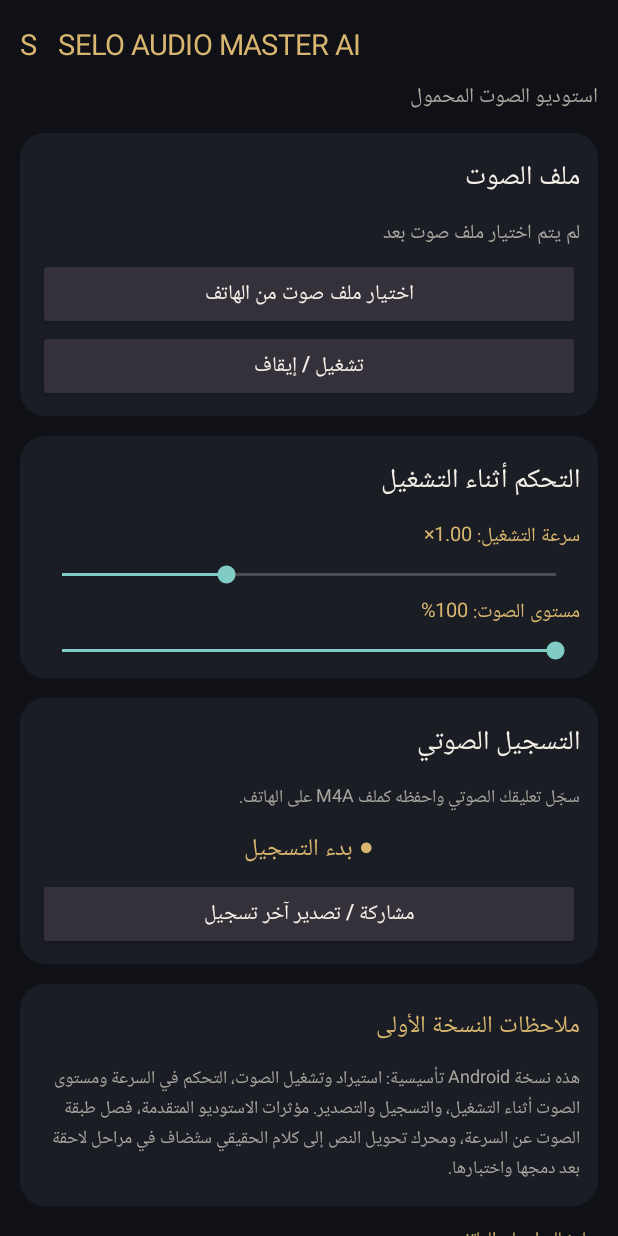
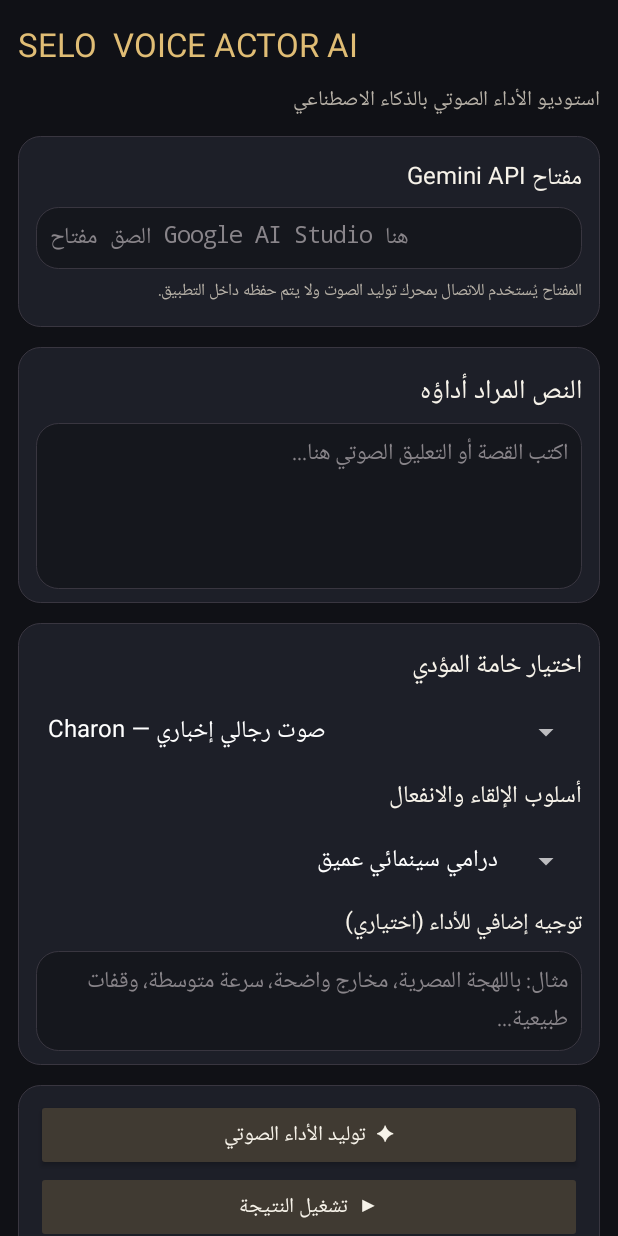
Before and after one commit to mazona00000000-netizen/selo-audio-master-ai4, an Android app: the screen it shows after launch (MainActivity), on a phone screen of 412 x 824 dp. Run offline under Robolectric (Android 15) with nearby library versions, the phone set to English and light mode, and no system bars.

Commit message:
Replace audio recorder MVP with Gemini AI voice actor TTS app

```diff
--- a/app/src/main/java/com/selo/audiomaster/MainActivity.java
+++ b/app/src/main/java/com/selo/audiomaster/MainActivity.java
@@ -1,165 +1,93 @@
 package com.selo.audiomaster;
 
-import android.Manifest;
 import android.app.Activity;
-import android.content.Intent;
-import android.content.pm.PackageManager;
-import android.media.MediaPlayer;
-import android.media.MediaRecorder;
-import android.media.PlaybackParams;
-import android.net.Uri;
-import android.os.Build;
 import android.os.Bundle;
+import android.os.Handler;
+import android.os.Looper;
 import android.view.Gravity;
 import android.view.View;
-import android.widget.Button;
-import android.widget.LinearLayout;
-import android.widget.SeekBar;
-import android.widget.TextView;
-import android.widget.Toast;
-import java.io.File;
-import java.io.IOException;
+import android.widget.*;
+import android.graphics.Color;
+import android.graphics.drawable.GradientDrawable;
+import android.content.*;
+import android.media.MediaPlayer;
+import android.net.Uri;
+import android.provider.MediaStore;
+import android.os.Environment;
+import org.json.*;
+import java.io.*;
+import java.net.*;
 import java.text.SimpleDateFormat;
-import java.util.Date;
-import java.util.Locale;
+import java.util.*;
 
 public class MainActivity extends Activity {
-    private static final int PICK_AUDIO = 41;
-    private static final int REQUEST_MIC = 42;
-    private final int bg = 0xFF101116, panel = 0xFF1B1D25, gold = 0xFFD8B66F, white = 0xFFF4F0E7, muted = 0xFFAAA6A0;
-    private MediaPlayer player;
-    private MediaRecorder recorder;
-    private Uri selectedUri;
-    private File recordingFile;
-    private TextView fileLabel, statusLabel, speedLabel, volumeLabel, recordButton;
-    private float speed = 1.0f, volume = 1.0f;
+  private final int bg=0xFF101116, panel=0xFF1D1F28, gold=0xFFE0BD75, white=0xFFF7F3EA, muted=0xFFB8B2A8;
+  private EditText apiKey, script, style;
+  private Spinner voice, mood;
+  private Button generate, play, export;
+  private TextView status;
+  private byte[] wavBytes;
+  private File wavFile;
+  private MediaPlayer player;
+  private final Handler handler=new Handler(Looper.getMainLooper());
 
-    @Override public void onCreate(Bundle savedInstanceState) {
-        super.onCreate(savedInstanceState);
-        getWindow().setStatusBarColor(bg);
-        getWindow().setNavigationBarColor(bg);
-        buildUi();
-    }
-
-    private TextView text(String value, int size, int color) {
-        TextView t = new TextView(this); t.setText(value); t.setTextSize(size); t.setTextColor(color); t.setPadding(0, 8, 0, 8); return t;
-    }
-    private Button button(String label) {
-        Button b = new Button(this); b.setText(label); b.setTextColor(white); b.setAllCaps(false);
-        b.setBackgroundTintList(android.content.res.ColorStateList.valueOf(0xFF34313A));
-        return b;
-    }
-    private LinearLayout card(LinearLayout root) {
-        LinearLayout box = new LinearLayout(this); box.setOrientation(LinearLayout.VERTICAL); box.setPadding(18, 14, 18, 14);
-        box.setBackgroundTintList(android.content.res.ColorStateList.valueOf(panel));
-        android.graphics.drawable.GradientDrawable shape = new android.graphics.drawable.GradientDrawable();
-        shape.setColor(panel); shape.setCornerRadius(24); shape.setStroke(1, 0xFF38343A); box.setBackground(shape);
-        LinearLayout.LayoutParams lp = new LinearLayout.LayoutParams(-1, -2); lp.setMargins(0, 10, 0, 10); root.addView(box, lp); return box;
-    }
-    private void buildUi() {
-        LinearLayout root = new LinearLayout(this); root.setOrientation(LinearLayout.VERTICAL); root.setPadding(20, 16, 20, 24); root.setBackgroundColor(bg);
-        android.widget.ScrollView scroll = new android.widget.ScrollView(this); scroll.addView(root); setContentView(scroll);
-        TextView brand = text("S   SELO AUDIO MASTER AI", 19, gold); brand.setGravity(Gravity.CENTER_VERTICAL); root.addView(brand);
-        root.addView(text("استوديو الصوت المحمول", 14, muted));
-        LinearLayout fileCard = card(root);
-        fileCard.addView(text("ملف الصوت", 18, white));
-        fileLabel = text("لم يتم اختيار ملف صوت بعد", 13, muted); fileCard.addView(fileLabel);
-        Button choose = button("اختيار ملف صوت من الهاتف"); fileCard.addView(choose);
-        choose.setOnClickListener(v -> { Intent i = new Intent(Intent.ACTION_OPEN_DOCUMENT); i.setType("audio/*"); i.addCategory(Intent.CATEGORY_OPENABLE); startActivityForResult(i, PICK_AUDIO); });
-        Button play = button("تشغيل / إيقاف"); fileCard.addView(play); play.setOnClickListener(v -> togglePlayback());
-        LinearLayout controls = card(root);
-        controls.addView(text("التحكم أثناء التشغيل", 18, white));
-        speedLabel = text("سرعة التشغيل: 1.00×", 13, gold); controls.addView(speedLabel);
-        SeekBar speedBar = new SeekBar(this); speedBar.setMax(150); speedBar.setProgress(50); controls.addView(speedBar);
-        speedBar.setOnSeekBarChangeListener(new SeekBar.OnSeekBarChangeListener() {
-            public void onProgressChanged(SeekBar b, int p, boolean user) { speed = 0.5f + p / 100f; speedLabel.setText(String.format(Locale.US, "سرعة التشغيل: %.2f×", speed)); applyPlayback(); }
-            public void onStartTrackingTouch(SeekBar b) {} public void onStopTrackingTouch(SeekBar b) {}
-        });
-        volumeLabel = text("مستوى الصوت: 100%", 13, gold); controls.addView(volumeLabel);
-        SeekBar volumeBar = new SeekBar(this); volumeBar.setMax(100); volumeBar.setProgress(100); controls.addView(volumeBar);
-        volumeBar.setOnSeekBarChangeListener(new SeekBar.OnSeekBarChangeListener() {
-            public void onProgressChanged(SeekBar b, int p, boolean user) { volume = p / 100f; volumeLabel.setText("مستوى الصوت: " + p + "%"); if (player != null) player.setVolume(volume, volume); }
-            public void onStartTrackingTouch(SeekBar b) {} public void onStopTrackingTouch(SeekBar b) {}
-        });
-        LinearLayout rec = card(root);
-        rec.addView(text("التسجيل الصوتي", 18, white));
-        rec.addView(text("سجّل تعليقك الصوتي واحفظه كملف M4A على الهاتف.", 12, muted));
-        recordButton = text("● بدء التسجيل", 16, gold); recordButton.setGravity(Gravity.CENTER); rec.addView(recordButton);
-        recordButton.setOnClickListener(v -> toggleRecording());
-        Button share = button("مشاركة / تصدير آخر تسجيل"); rec.addView(share); share.setOnClickListener(v -> shareRecording());
-        LinearLayout info = card(root);
-        info.addView(text("ملاحظات النسخة الأولى", 16, gold));
-        info.addView(text("هذه نسخة Android تأسيسية: استيراد وتشغيل الصوت، التحكم في السرعة ومستوى الصوت أثناء التشغيل، والتسجيل والتصدير. مؤثرات الاستوديو المتقدمة، فصل طبقة الصوت عن السرعة، ومحرك تحويل النص إلى كلام الحقيقي ستُضاف في مراحل لاحقة بعد دمجها واختبارها.", 12, muted));
-        statusLabel = text("جاهز للعمل على الهاتف", 12, gold); root.addView(statusLabel);
-    }
-    private void togglePlayback() {
-        if (selectedUri == null) { toast("اختار ملف صوت الأول"); return; }
-        try {
-            if (player != null && player.isPlaying()) { player.pause(); statusLabel.setText("تم إيقاف التشغيل مؤقتًا"); return; }
-            if (player == null) {
-                player = new MediaPlayer(); player.setDataSource(this, selectedUri);
-                player.setOnPreparedListener(mp -> { mp.setVolume(volume, volume); applyPlayback(); mp.start(); statusLabel.setText("يتم تشغيل الملف"); });
-                player.setOnCompletionListener(mp -> statusLabel.setText("انتهى تشغيل الملف"));
-                player.prepareAsync();
-            } else { applyPlayback(); player.start(); statusLabel.setText("يتم تشغيل الملف"); }
-        } catch (Exception e) { toast("تعذر تشغيل الملف: " + e.getMessage()); }
-    }
-    private void applyPlayback() {
-        if (player != null && Build.VERSION.SDK_INT >= 23) try { PlaybackParams p = player.getPlaybackParams(); p.setSpeed(speed); player.setPlaybackParams(p); player.setVolume(volume, volume); } catch (Exception ignored) {}
-    }
-    private void toggleRecording() {
-        if (recorder != null) { stopRecording(); return; }
-        if (checkSelfPermission(Manifest.permission.RECORD_AUDIO) != PackageManager.PERMISSION_GRANTED) { requestPermissions(new String[]{Manifest.permission.RECORD_AUDIO}, REQUEST_MIC); return; }
-        startRecording();
-    }
-    private void startRecording() {
-        try {
-            File dir = getExternalFilesDir(android.os.Environment.DIRECTORY_MUSIC); if (dir == null) dir = getFilesDir();
-            recordingFile = new File(dir, "SELO_" + new SimpleDateFormat("yyyyMMdd_HHmmss", Locale.US).format(new Date()) + ".m4a");
-            if (Build.VERSION.SDK_INT >= 31) recorder = new MediaRecorder(this); else recorder = new MediaRecorder();
-            recorder.setAudioSource(MediaRecorder.AudioSource.MIC); recorder.setOutputFormat(MediaRecorder.OutputFormat.MPEG_4);
-            recorder.setAudioEncoder(MediaRecorder.AudioEncoder.AAC); recorder.setAudioEncodingBitRate(192000); recorder.setAudioSamplingRate(44100);
-            recorder.setOutputFile(recordingFile.getAbsolutePath()); recorder.prepare(); recorder.start();
-            recordButton.setText("■ إيقاف التسجيل"); statusLabel.setText("جاري التسجيل...");
-        } catch (Exception e) { recorder = null; toast("تعذر بدء التسجيل: " + e.getMessage()); }
-    }
-    private void stopRecording() {
-        try { recorder.stop(); toast("تم حفظ التسجيل على الهاتف"); statusLabel.setText("تم حفظ: " + recordingFile.getName()); }
-        catch (Exception e) { toast("التسجيل قصير جدًا أو لم يكتمل"); if (recordingFile != null) recordingFile.delete(); }
-        finally { recorder.release(); recorder = null; recordButton.setText("● بدء التسجيل"); }
-    }
-    private void shareRecording() {
-        if (recordingFile == null || !recordingFile.exists()) { toast("سجّل صوتًا أولًا"); return; }
-        android.content.ContentValues values = new android.content.ContentValues();
-        values.put(android.provider.MediaStore.MediaColumns.DISPLAY_NAME, recordingFile.getName());
-        values.put(android.provider.MediaStore.MediaColumns.MIME_TYPE, "audio/mp4");
-        values.put(android.provider.MediaStore.MediaColumns.RELATIVE_PATH, android.os.Environment.DIRECTORY_MUSIC + "/SELO Audio Master");
-        try {
-            Uri dest = getContentResolver().insert(android.provider.MediaStore.Audio.Media.EXTERNAL_CONTENT_URI, values);
-            if (dest != null) try (java.io.OutputStream os = getContentResolver().openOutputStream(dest); java.io.InputStream is = new java.io.FileInputStream(recordingFile)) { byte[] buf = new byte[8192]; int n; while ((n = is.read(buf)) > 0) os.write(buf, 0, n); }
-            toast("تم تصدير التسجيل إلى مجلد الموسيقى");
-        } catch (Exception e) { toast("تعذر تصدير الملف: " + e.getMessage()); }
-    }
-    @Override protected void onActivityResult(int requestCode, int resultCode, Intent data) {
-        super.onActivityResult(requestCode, resultCode, data);
-        if (requestCode == PICK_AUDIO && resultCode == RESULT_OK && data != null) {
-            selectedUri = data.getData(); if (selectedUri != null) {
-                getContentResolver().takePersistableUriPermission(selectedUri, Intent.FLAG_GRANT_READ_URI_PERMISSION);
-                if (player != null) { player.release(); player = null; }
-                String name = "ملف صوت محدد";
-                try (android.database.Cursor c = getContentResolver().query(selectedUri, null, null, null, null)) { if (c != null && c.moveToFirst()) { int ix = c.getColumnIndex(android.provider.OpenableColumns.DISPLAY_NAME); if (ix >= 0) name = c.getString(ix); } } catch (Exception ignored) {}
-                fileLabel.setText(name); statusLabel.setText("تم اختيار الملف");
-            }
-        }
-    }
-    @Override public void onRequestPermissionsResult(int requestCode, String[] permissions, int[] results) {
-        super.onRequestPermissionsResult(requestCode, permissions, results);
-        if (requestCode == REQUEST_MIC && results.length > 0 && results[0] == PackageManager.PERMISSION_GRANTED) startRecording(); else if (requestCode == REQUEST_MIC) toast("يلزم السماح بالميكروفون للتسجيل");
-    }
-    private void toast(String s) { Toast.makeText(this, s, Toast.LENGTH_LONG).show(); }
-    @Override protected void onDestroy() {
-        if (player != null) { player.release(); player = null; }
-        if (recorder != null) { try { recorder.stop(); } catch (Exception ignored) {} recorder.release(); recorder = null; }
-        super.onDestroy();
-    }
+  @Override public void onCreate(Bundle b){super.onCreate(b); getWindow().setStatusBarColor(bg); getWindow().setNavigationBarColor(bg); build();}
+  private TextView label(String s,int size,int color){TextView t=new TextView(this);t.setText(s);t.setTextSize(size);t.setTextColor(color);t.setPadding(0,8,0,8);return t;}
+  private GradientDrawable shape(int color){GradientDrawable d=new GradientDrawable();d.setColor(color);d.setCornerRadius(22);d.setStroke(1,0xFF393640);return d;}
+  private LinearLayout card(LinearLayout root){LinearLayout c=new LinearLayout(this);c.setOrientation(1);c.setPadding(18,14,18,14);c.setBackground(shape(panel));LinearLayout.LayoutParams p=new LinearLayout.LayoutParams(-1,-2);p.setMargins(0,10,0,10);root.addView(c,p);return c;}
+  private Button btn(String s){Button b=new Button(this);b.setText(s);b.setTextColor(white);b.setAllCaps(false);b.setBackgroundTintList(android.content.res.ColorStateList.valueOf(0xFF403A32));return b;}
+  private EditText edit(String hint,boolean multi){EditText e=new EditText(this);e.setHint(hint);e.setHintTextColor(0xFF89858A);e.setTextColor(white);e.setTextSize(15);e.setPadding(14,12,14,12);e.setBackground(shape(0xFF15171D));if(multi){e.setGravity(Gravity.TOP|Gravity.RIGHT);e.setMinLines(5);e.setMaxLines(14);}return e;}
+  private void build(){
+    LinearLayout root=new LinearLayout(this);root.setOrientation(1);root.setPadding(18,14,18,26);root.setBackgroundColor(bg);
+    ScrollView scroll=new ScrollView(this);scroll.addView(root);setContentView(scroll);
+    root.addView(label("SELO  VOICE ACTOR AI",22,gold));
+    root.addView(label("استوديو الأداء الصوتي بالذكاء الاصطناعي",14,muted));
+    LinearLayout keyCard=card(root);keyCard.addView(label("مفتاح Gemini API",16,white));apiKey=edit("الصق مفتاح Google AI Studio هنا",false);apiKey.setSingleLine(true);apiKey.setInputType(129);keyCard.addView(apiKey);
+    TextView note=label("المفتاح يُستخدم للاتصال بمحرك توليد الصوت ولا يتم حفظه داخل التطبيق.",11,muted);keyCard.addView(note);
+    LinearLayout textCard=card(root);textCard.addView(label("النص المراد أداؤه",18,white));script=edit("اكتب القصة أو التعليق الصوتي هنا...",true);textCard.addView(script);
+    LinearLayout voiceCard=card(root);voiceCard.addView(label("اختيار خامة المؤدي",17,white));
+    voice=new Spinner(this);String[] voices={"Charon — صوت رجالي إخباري","Algenib — صوت رجالي خشن","Orus — صوت رجالي حازم","Rasalgethi — صوت رجالي معلوماتي","Enceladus — صوت رجالي هوائي","Kore — صوت نسائي حازم","Aoede — صوت نسائي ناعم","Sulafat — صوت دافئ","Schedar — أداء متزن","Fenrir — أداء قوي"};voice.setAdapter(new ArrayAdapter<String>(this,android.R.layout.simple_spinner_dropdown_item,voices));voiceCard.addView(voice);
+    voiceCard.addView(label("أسلوب الإلقاء والانفعال",16,white));mood=new Spinner(this);String[] moods={"درامي سينمائي عميق","حزين ومؤثر مع إحساس واضح","خوف وتوتر وهمس","غضب وانفعال قوي","تشويق وغموض وتصاعد تدريجي","هادئ ودافئ كراوي بودكاست","إخباري واضح وواثق","فرح وحماس طبيعي","بكاء وانكسار عاطفي","ساخر وخفيف الظل"};mood.setAdapter(new ArrayAdapter<String>(this,android.R.layout.simple_spinner_dropdown_item,moods));voiceCard.addView(mood);
+    voiceCard.addView(label("توجيه إضافي للأداء (اختياري)",15,white));style=edit("مثال: باللهجة المصرية، مخارج واضحة، سرعة متوسطة، وقفات طبيعية...",true);style.setMinLines(2);style.setMaxLines(4);voiceCard.addView(style);
+    LinearLayout action=card(root);generate=btn("✦  توليد الأداء الصوتي");action.addView(generate);play=btn("▶  تشغيل النتيجة");play.setEnabled(false);action.addView(play);export=btn("حفظ WAV في الهاتف");export.setEnabled(false);action.addView(export);
+    status=label("جاهز — اكتب النص وأدخل مفتاح Gemini API لبدء التوليد.",13,gold);root.addView(status);
+    generate.setOnClickListener(v->generateSpeech());play.setOnClickListener(v->playResult());export.setOnClickListener(v->exportWav());
+  }
+  private String voiceId(){String s=(String)voice.getSelectedItem();return s.substring(0,s.indexOf(" —"));}
+  private String selectedStyle(){String s=(String)mood.getSelectedItem();String extra=style.getText().toString().trim();return "Perform in Egyptian Arabic. "+s+". Natural human voice acting, expressive but believable, clear pronunciation, consistent pacing. "+extra;}
+  private void generateSpeech(){
+    final String key=apiKey.getText().toString().trim(), text=script.getText().toString().trim();
+    if(key.isEmpty()){status.setText("أدخل مفتاح Gemini API أولًا.");return;}
+    if(text.isEmpty()){status.setText("اكتب النص الذي تريد تحويله إلى صوت.");return;}
+    generate.setEnabled(false);play.setEnabled(false);export.setEnabled(false);status.setText("جاري توليد الأداء الصوتي من Gemini 3.8 Flash TTS...");
+    new Thread(()->{
+      HttpURLConnection conn=null;
+      try{
+        JSONObject annotation=new JSONObject();annotation.put("type","speech_metadata");annotation.put("style",selectedStyle());
+        JSONObject part=new JSONObject();part.put("type","text");part.put("text",text);part.put("annotations",new JSONArray().put(annotation));
+        JSONObject input=new JSONObject();input.put("type","user_input");input.put("content",new JSONArray().put(part));
+        JSONObject speech=new JSONObject();speech.put("speech_config",new JSONArray().put(new JSONObject().put("voice",voiceId())));
+        JSONObject body=new JSONObject();body.put("model","gemini-3.8-flash-tts");body.put("input",new JSONArray().put(input));body.put("response_format",new JSONObject().put("type","audio"));body.put("generation_config",speech);
+        URL url=new URL("https://generativelanguage.googleapis.com/v1beta/interactions");conn=(HttpURLConnection)url.openConnection();conn.setRequestMethod("POST");conn.setConnectTimeout(30000);conn.setReadTimeout(180000);conn.setDoOutput(true);conn.setRequestProperty("x-goog-api-key",key);conn.setRequestProperty("Content-Type","application/json; charset=UTF-8");
+        try(OutputStream os=conn.getOutputStream()){os.write(body.toString().getBytes("UTF-8"));}
+        int code=conn.getResponseCode();InputStream is=(code>=200&&code<300)?conn.getInputStream():conn.getErrorStream();String response=readAll(is);
+        if(code<200||code>=300)throw new Exception("Gemini API ("+code+"): "+extractError(response));
+        JSONObject json=new JSONObject(response);JSONArray steps=json.optJSONArray("steps");String audio=null;
+        if(steps!=null)for(int i=steps.length()-1;i>=0&&audio==null;i--){JSONObject st=steps.optJSONObject(i);if(st==null)continue;JSONArray content=st.optJSONArray("content");if(content!=null)for(int j=0;j<content.length();j++){JSONObject c=content.optJSONObject(j);if(c!=null&&"audio".equals(c.optString("type"))){audio=c.optString("data",null);if(audio!=null)break;}}}
+        if(audio==null)throw new Exception("لم يرجع المحرك ملفًا صوتيًا. راجع إعدادات الحساب أو جرّب مرة أخرى.");
+        byte[] bytes=android.util.Base64.decode(audio,android.util.Base64.DEFAULT);
+        File dir=getExternalFilesDir(Environment.DIRECTORY_MUSIC);if(dir==null)dir=getFilesDir();if(!dir.exists())dir.mkdirs();
+        File out=new File(dir,"SELO_Voice_"+new SimpleDateFormat("yyyyMMdd_HHmmss",Locale.US).format(new Date())+".wav");
+        try(FileOutputStream fos=new FileOutputStream(out)){fos.write(bytes);}
+        wavBytes=bytes;wavFile=out;
+        handler.post(()->{status.setText("تم توليد الأداء بنجاح ✓  "+out.getName());play.setEnabled(true);export.setEnabled(true);generate.setEnabled(true);});
+      }catch(Exception e){String msg=e.getMessage()==null?"حدث خطأ غير معروف":e.getMessage();handler.post(()->{status.setText("تعذر التوليد: "+msg);generate.setEnabled(true);});}
+      finally{if(conn!=null)conn.disconnect();}
+    }).start();
+  }
+  private String readAll(InputStream in)throws Exception{ByteArrayOutputStream out=new ByteArrayOutputStream();byte[] b=new byte[8192];int n;while((n=in.read(b))!=-1)out.write(b,0,n);return out.toString("UTF-8");}
+  private String extractError(String s){try{JSONObject j=new JSONObject(s);return j.optJSONObject("error")!=null?j.getJSONObject("error").optString("message",s):s;}catch(Exception e){return s;}}
+  private void playResult(){try{if(wavFile==null||!wavFile.exists())return;if(player!=null){player.release();player=null;}player=new MediaPlayer();player.setDataSource(wavFile.getAbsolutePath());player.setOnPreparedListener(mp->{mp.start();status.setText("يتم تشغيل الأداء الصوتي...");});player.setOnCompletionListener(mp->status.setText("انتهى تشغيل الأداء الصوتي."));player.prepareAsync();}catch(Exception e){status.setText("تعذر تشغيل الملف: "+e.getMessage());}}
+  private void exportWav(){if(wavFile==null||!wavFile.exists())return;try{ContentValues v=new ContentValues();v.put(MediaStore.MediaColumns.DISPLAY_NAME,wavFile.getName());v.put(MediaStore.MediaColumns.MIME_TYPE,"audio/wav");v.put(MediaStore.MediaColumns.RELATIVE_PATH,Environment.DIRECTORY_MUSIC+"/SELO Voice Actor");Uri uri=getContentResolver().insert(MediaStore.Audio.Media.EXTERNAL_CONTENT_URI,v);if(uri==null)throw new Exception("تعذر إنشاء الملف");try(InputStream in=new FileInputStream(wavFile);OutputStream out=getContentResolver().openOutputStream(uri)){byte[] b=new byte[8192];int n;while((n=in.read(b))>0)out.write(b,0,n);}status.setText("تم الحفظ في Music/SELO Voice Actor ✓");}catch(Exception e){status.setText("تعذر الحفظ: "+e.getMessage());}}
+  @Override protected void onDestroy(){if(player!=null){player.release();player=null;}super.onDestroy();}
 }
```
